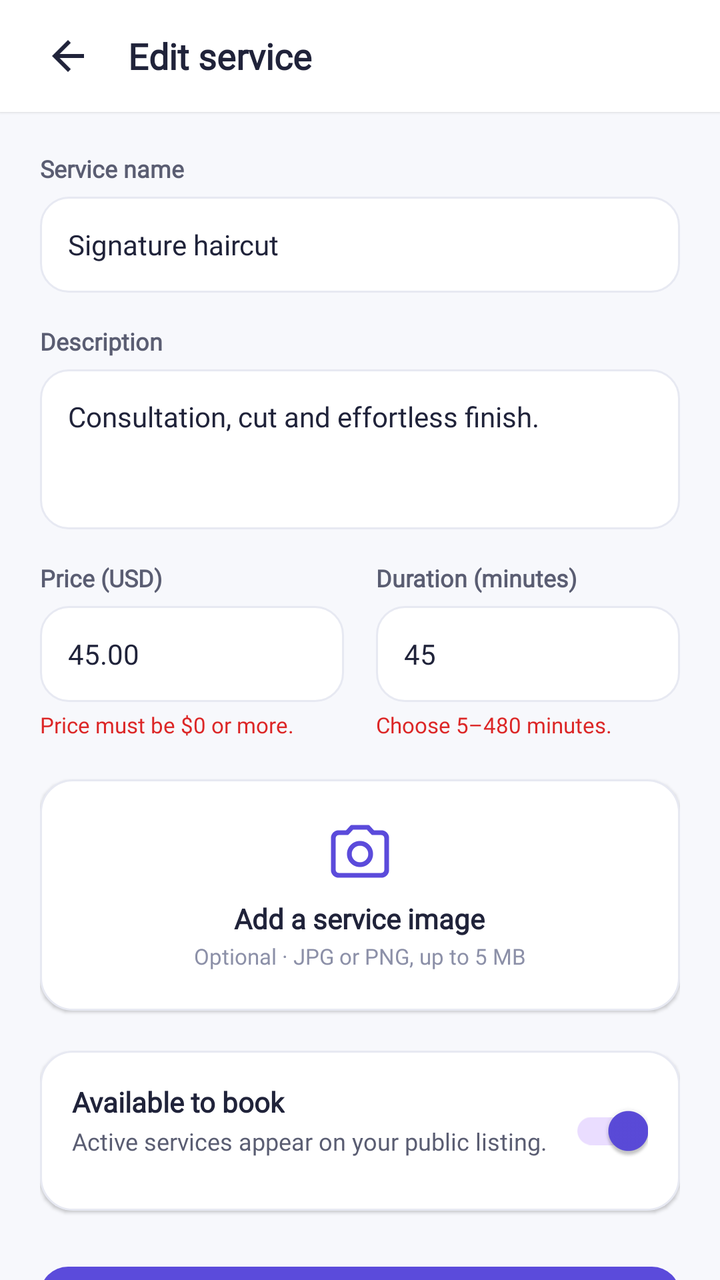
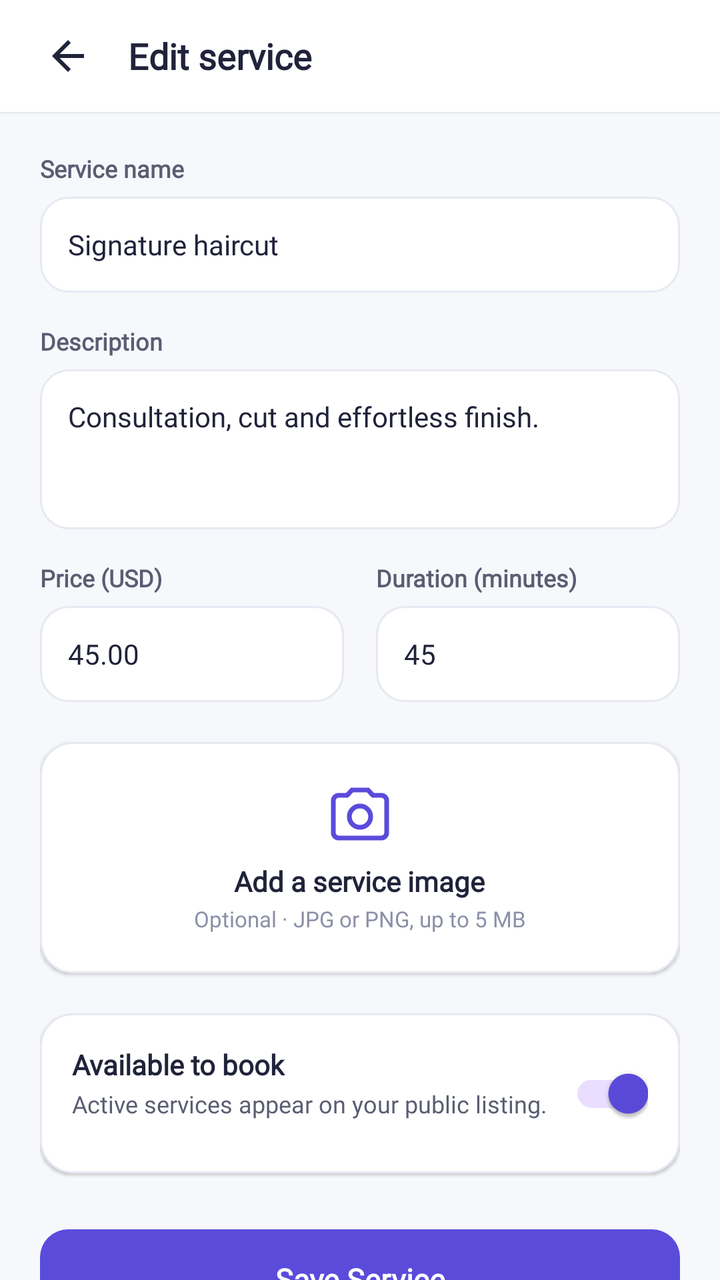

Screens rendered from an Android XML layout before and after an edit, with the pre-edit source and the edit as a unified diff.
<!-- AndroidManifest.xml: application theme Theme.BizBridgeApp -->
<!-- res/layout/fragment_owner_edit_service.xml -->
<?xml version="1.0" encoding="utf-8"?>
<LinearLayout
    xmlns:android="http://schemas.android.com/apk/res/android"
    xmlns:app="http://schemas.android.com/apk/res-auto"
    android:layout_width="match_parent"
    android:layout_height="match_parent"
    android:background="@color/background"
    android:orientation="vertical">

    
    <RelativeLayout
        android:layout_width="match_parent"
        android:layout_height="56dp"
        android:background="@color/surface_white"
        android:elevation="1dp"
        android:paddingStart="16dp"
        android:paddingEnd="16dp">

        <ImageView
            android:id="@+id/btn_back_edit_service"
            android:layout_width="36dp"
            android:layout_height="36dp"
            android:layout_centerVertical="true"
            android:background="?attr/selectableItemBackgroundBorderless"
            android:contentDescription="Back"
            android:padding="6dp"
            android:src="@drawable/ic_arrow_back"
            app:tint="@color/text_primary" />

        <TextView
            android:id="@+id/tv_header_title"
            android:layout_width="wrap_content"
            android:layout_height="wrap_content"
            android:layout_centerVertical="true"
            android:layout_marginStart="12dp"
            android:layout_toEndOf="@id/btn_back_edit_service"
            android:fontFamily="@font/inter_variable"
            android:text="Edit service"
            android:textColor="@color/text_primary"
            android:textSize="18sp"
            android:textStyle="bold" />
    </RelativeLayout>

    <androidx.core.widget.NestedScrollView
        android:layout_width="match_parent"
        android:layout_height="0dp"
        android:layout_weight="1"
        android:fillViewport="true">

        <LinearLayout
            android:layout_width="match_parent"
            android:layout_height="wrap_content"
            android:orientation="vertical"
            android:padding="20dp">

            
            <TextView
                android:layout_width="wrap_content"
                android:layout_height="wrap_content"
                android:fontFamily="@font/inter_variable"
                android:text="Service name"
                android:textColor="@color/text_secondary"
                android:textSize="12sp"
                android:textStyle="bold" />

            <EditText
                android:id="@+id/et_service_name"
                android:layout_width="match_parent"
                android:layout_height="48dp"
                android:layout_marginTop="6dp"
                android:background="@drawable/bg_input_field"
                android:fontFamily="@font/inter_variable"
                android:paddingStart="14dp"
                android:paddingEnd="14dp"
                android:text="Signature haircut"
                android:textColor="@color/text_primary"
                android:textSize="14sp" />

            
            <TextView
                android:layout_width="wrap_content"
                android:layout_height="wrap_content"
                android:layout_marginTop="16dp"
                android:fontFamily="@font/inter_variable"
                android:text="Description"
                android:textColor="@color/text_secondary"
                android:textSize="12sp"
                android:textStyle="bold" />

            <EditText
                android:id="@+id/et_service_description"
                android:layout_width="match_parent"
                android:layout_height="80dp"
                android:layout_marginTop="6dp"
                android:background="@drawable/bg_input_field"
                android:fontFamily="@font/inter_variable"
                android:gravity="top"
                android:padding="14dp"
                android:text="Consultation, cut and effortless finish."
                android:textColor="@color/text_primary"
                android:textSize="14sp" />

            
            <LinearLayout
                android:layout_width="match_parent"
                android:layout_height="wrap_content"
                android:layout_marginTop="16dp"
                android:orientation="horizontal">

                
                <LinearLayout
                    android:layout_width="0dp"
                    android:layout_height="wrap_content"
                    android:layout_marginEnd="8dp"
                    android:layout_weight="1"
                    android:orientation="vertical">

                    <TextView
                        android:layout_width="wrap_content"
                        android:layout_height="wrap_content"
                        android:fontFamily="@font/inter_variable"
                        android:text="Price (USD)"
                        android:textColor="@color/text_secondary"
                        android:textSize="12sp"
                        android:textStyle="bold" />

                    <EditText
                        android:id="@+id/et_service_price"
                        android:layout_width="match_parent"
                        android:layout_height="48dp"
                        android:layout_marginTop="6dp"
                        android:background="@drawable/bg_input_field"
                        android:fontFamily="@font/inter_variable"
                        android:inputType="numberDecimal"
                        android:paddingStart="14dp"
                        android:paddingEnd="14dp"
                        android:text="45.00"
                        android:textColor="@color/text_primary"
                        android:textSize="14sp" />

                    <TextView
                        android:id="@+id/tv_price_error"
                        android:layout_width="wrap_content"
                        android:layout_height="wrap_content"
                        android:layout_marginTop="4dp"
                        android:fontFamily="@font/inter_variable"
                        android:text="Price must be $0 or more."
                        android:textColor="@color/error_text"
                        android:textSize="11sp"
                        android:visibility="GONE" />
                </LinearLayout>

                
                <LinearLayout
                    android:layout_width="0dp"
                    android:layout_height="wrap_content"
                    android:layout_marginStart="8dp"
                    android:layout_weight="1"
                    android:orientation="vertical">

                    <TextView
                        android:layout_width="wrap_content"
                        android:layout_height="wrap_content"
                        android:fontFamily="@font/inter_variable"
                        android:text="Duration (minutes)"
                        android:textColor="@color/text_secondary"
                        android:textSize="12sp"
                        android:textStyle="bold" />

                    <EditText
                        android:id="@+id/et_service_duration"
                        android:layout_width="match_parent"
                        android:layout_height="48dp"
                        android:layout_marginTop="6dp"
                        android:background="@drawable/bg_input_field"
                        android:fontFamily="@font/inter_variable"
                        android:inputType="number"
                        android:paddingStart="14dp"
                        android:paddingEnd="14dp"
                        android:text="45"
                        android:textColor="@color/text_primary"
                        android:textSize="14sp" />

                    <TextView
                        android:id="@+id/tv_duration_error"
                        android:layout_width="wrap_content"
                        android:layout_height="wrap_content"
                        android:layout_marginTop="4dp"
                        android:fontFamily="@font/inter_variable"
                        android:text="Choose 5–480 minutes."
                        android:textColor="@color/error_text"
                        android:textSize="11sp"
                        android:visibility="GONE" />
                </LinearLayout>
            </LinearLayout>

            
            <LinearLayout
                android:id="@+id/box_add_service_image"
                android:layout_width="match_parent"
                android:layout_height="wrap_content"
                android:layout_marginTop="20dp"
                android:background="@drawable/bg_card_white"
                android:clickable="true"
                android:elevation="1dp"
                android:focusable="true"
                android:gravity="center"
                android:orientation="vertical"
                android:padding="20dp">

                <ImageView
                    android:layout_width="32dp"
                    android:layout_height="32dp"
                    android:src="@drawable/ic_camera"
                    app:tint="@color/primary" />

                <TextView
                    android:layout_width="wrap_content"
                    android:layout_height="wrap_content"
                    android:layout_marginTop="8dp"
                    android:fontFamily="@font/inter_variable"
                    android:text="Add a service image"
                    android:textColor="@color/text_primary"
                    android:textSize="14sp"
                    android:textStyle="bold" />

                <TextView
                    android:layout_width="wrap_content"
                    android:layout_height="wrap_content"
                    android:layout_marginTop="2dp"
                    android:fontFamily="@font/inter_variable"
                    android:text="Optional · JPG or PNG, up to 5 MB"
                    android:textColor="@color/text_muted"
                    android:textSize="11sp" />
            </LinearLayout>

            
            <RelativeLayout
                android:layout_width="match_parent"
                android:layout_height="wrap_content"
                android:layout_marginTop="20dp"
                android:background="@drawable/bg_card_white"
                android:elevation="1dp"
                android:padding="16dp">

                <LinearLayout
                    android:layout_width="wrap_content"
                    android:layout_height="wrap_content"
                    android:layout_alignParentStart="true"
                    android:layout_toStartOf="@id/switch_available_to_book"
                    android:orientation="vertical">

                    <TextView
                        android:layout_width="wrap_content"
                        android:layout_height="wrap_content"
                        android:fontFamily="@font/inter_variable"
                        android:text="Available to book"
                        android:textColor="@color/text_primary"
                        android:textSize="14sp"
                        android:textStyle="bold" />

                    <TextView
                        android:layout_width="wrap_content"
                        android:layout_height="wrap_content"
                        android:layout_marginTop="2dp"
                        android:fontFamily="@font/inter_variable"
                        android:text="Active services appear on your public listing."
                        android:textColor="@color/text_secondary"
                        android:textSize="12sp" />
                </LinearLayout>

                <androidx.appcompat.widget.SwitchCompat
                    android:id="@+id/switch_available_to_book"
                    android:layout_width="wrap_content"
                    android:layout_height="wrap_content"
                    android:layout_alignParentEnd="true"
                    android:layout_centerVertical="true"
                    android:checked="true" />
            </RelativeLayout>

            
            <androidx.appcompat.widget.AppCompatButton
                android:id="@+id/btn_save_service"
                android:layout_width="match_parent"
                android:layout_height="50dp"
                android:layout_marginTop="28dp"
                android:layout_marginBottom="24dp"
                android:background="@drawable/bg_button_primary"
                android:fontFamily="@font/inter_variable"
                android:stateListAnimator="@null"
                android:text="Save Service"
                android:textAllCaps="false"
                android:textColor="@color/white"
                android:textSize="15sp"
                android:textStyle="bold" />

        </LinearLayout>
    </androidx.core.widget.NestedScrollView>

</LinearLayout>
<!-- resources referenced by this layout -->
<resources>
  <color name="background">#F7F8FC</color>
  <color name="error_text">#DC2626</color>
  <color name="primary">#5B4BDB</color>
  <color name="surface_white">#FFFFFF</color>
  <color name="text_muted">#8C90A8</color>
  <color name="text_primary">#20233A</color>
  <color name="text_secondary">#5A5D72</color>
  <color name="white">#FFFFFFFF</color>
  <!-- drawable bg_button_primary (drawable) -->
  <?xml version="1.0" encoding="utf-8"?>
  <ripple xmlns:android="http://schemas.android.com/apk/res/android"
      android:color="#33FFFFFF">
      <item>
          <shape android:shape="rectangle">
              <solid android:color="@color/primary" />
              <corners android:radius="@dimen/radius_button" />
          </shape>
      </item>
  </ripple>
  <!-- drawable bg_card_white (drawable) -->
  <?xml version="1.0" encoding="utf-8"?>
  <shape xmlns:android="http://schemas.android.com/apk/res/android"
      android:shape="rectangle">
      <solid android:color="@color/surface_white" />
      <stroke
          android:width="@dimen/stroke_subtle"
          android:color="@color/border_subtle" />
      <corners android:radius="@dimen/radius_card" />
  </shape>
  <!-- drawable bg_input_field (drawable) -->
  <?xml version="1.0" encoding="utf-8"?>
  <selector xmlns:android="http://schemas.android.com/apk/res/android">
      <item android:state_focused="true">
          <shape android:shape="rectangle">
              <solid android:color="@color/surface_white" />
              <stroke
                  android:width="@dimen/stroke_focused"
                  android:color="@color/border_focused" />
              <corners android:radius="@dimen/radius_input" />
          </shape>
      </item>
      <item>
          <shape android:shape="rectangle">
              <solid android:color="@color/surface_white" />
              <stroke
                  android:width="@dimen/stroke_subtle"
                  android:color="@color/border_subtle" />
              <corners android:radius="@dimen/radius_input" />
          </shape>
      </item>
  </selector>
  <!-- drawable ic_arrow_back (drawable) -->
  <vector xmlns:android="http://schemas.android.com/apk/res/android"
      android:width="24dp"
      android:height="24dp"
      android:viewportWidth="24"
      android:viewportHeight="24">
      <path
          android:fillColor="#20233A"
          android:pathData="M20,11H7.83l5.59,-5.59L12,4l-8,8 8,8 1.41,-1.41L7.83,13H20v-2z" />
  </vector>
  <!-- drawable ic_camera (drawable) -->
  <vector xmlns:android="http://schemas.android.com/apk/res/android"
      android:width="24dp"
      android:height="24dp"
      android:viewportWidth="24"
      android:viewportHeight="24">
      <path
          android:strokeColor="@color/primary"
          android:strokeWidth="1.8"
          android:strokeLineCap="round"
          android:strokeLineJoin="round"
          android:pathData="M9,3L7.17,5H4c-1.1,0 -2,0.9 -2,2v12c0,1.1 0.9,2 2,2h16c1.1,0 2,-0.9 2,-2V7c0,-1.1 -0.9,-2 -2,-2h-3.17L15,3H9z M12,17 A4,4 0 1,0 12,9 A4,4 0 1,0 12,17 Z" />
  </vector>
  <style name="Theme.BizBridgeApp" parent="Base.Theme.BizBridgeApp" />
  <dimen name="radius_button">14dp</dimen>
  <dimen name="stroke_subtle">1dp</dimen>
  <color name="border_subtle">#E7E9F2</color>
  <dimen name="radius_card">16dp</dimen>
  <dimen name="stroke_focused">1.5dp</dimen>
  <color name="border_focused">#5B4BDB</color>
  <dimen name="radius_input">14dp</dimen>
  <style name="Base.Theme.BizBridgeApp" parent="Theme.Material3.Light.NoActionBar">
          
          <item name="colorPrimary">@color/primary</item>
          <item name="colorOnPrimary">@color/white</item>
          <item name="colorSecondary">@color/secondary</item>
          <item name="colorOnSecondary">@color/white</item>
          <item name="android:windowBackground">@color/background</item>
          <item name="android:statusBarColor">@color/background</item>
          <item name="android:windowLightStatusBar">true</item>
          <item name="fontFamily">@font/inter_variable</item>
      </style>
  <color name="secondary">#20B8A6</color>
</resources>

<!-- the commit's change to res/layout/fragment_owner_edit_service.xml (unified diff, before → after) -->
@@ -147,7 +147,7 @@
                         android:text="Price must be $0 or more."
                         android:textColor="@color/error_text"
                         android:textSize="11sp"
-                        android:visibility="GONE" />
+                        android:visibility="gone" />
                 </LinearLayout>
 
                 
@@ -190,7 +190,7 @@
                         android:text="Choose 5–480 minutes."
                         android:textColor="@color/error_text"
                         android:textSize="11sp"
-                        android:visibility="GONE" />
+                        android:visibility="gone" />
                 </LinearLayout>
             </LinearLayout>
 
